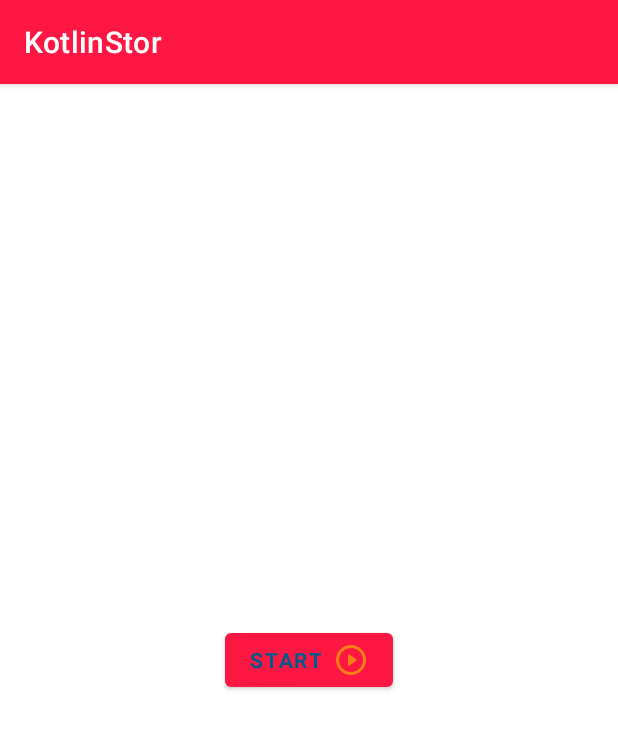
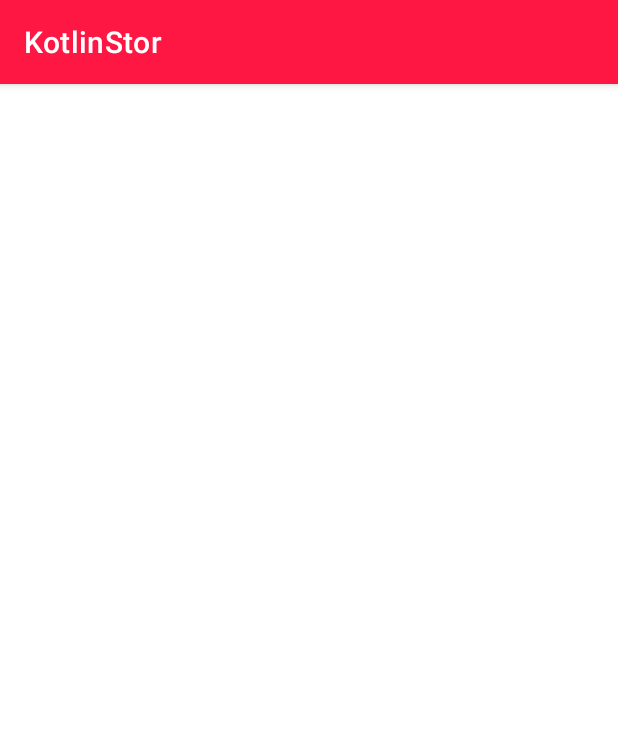
Before and after one commit to vaimalaviya1233/KotlinStor, an Android app: the screen it shows after launch (MainActivity), on a phone screen of 412 x 824 dp. Shown: the top 729 px of the screen. Run offline under Robolectric (Android 15) with nearby library versions, the phone set to English and light mode, and no system bars.

```diff
--- a/app/src/main/res/layout/activity_main.xml
+++ b/app/src/main/res/layout/activity_main.xml
@@ -1,32 +1,8 @@
 <?xml version="1.0" encoding="utf-8"?>
 <androidx.constraintlayout.widget.ConstraintLayout xmlns:android="http://schemas.android.com/apk/res/android"
-    xmlns:app="http://schemas.android.com/apk/res-auto"
     xmlns:tools="http://schemas.android.com/tools"
     android:layout_width="match_parent"
     android:layout_height="match_parent"
     tools:context=".MainActivity">
 
-    <LinearLayout
-        android:layout_width="match_parent"
-        android:layout_height="match_parent"
-        android:foregroundGravity="center"
-        android:gravity="center"
-        tools:layout_editor_absoluteX="82dp"
-        tools:layout_editor_absoluteY="140dp">
-
-        <Button
-            android:id="@+id/start"
-            android:layout_width="wrap_content"
-            android:layout_height="wrap_content"
-            android:drawableEnd="@drawable/ic_baseline_play_circle_outline_24"
-            android:foregroundGravity="center"
-
-            android:gravity="center"
-            android:text="@string/start"
-            android:textStyle="bold"
-            android:typeface="sans"
-
-            app:shapeAppearanceOverlay="@drawable/button_shape" />
-
-    </LinearLayout>
 </androidx.constraintlayout.widget.ConstraintLayout>
```
Also changed, not shown: app/src/main/res/navigation/nav_graph.xml (added, +14 -0 lines).
